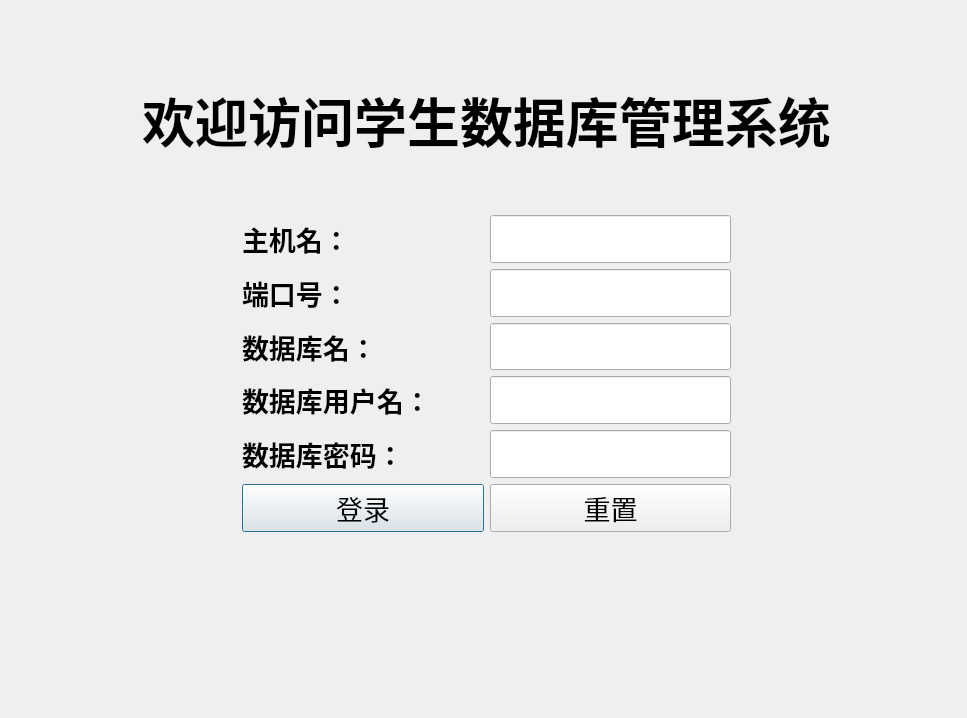
Hycdog/sdbm, file login.ui: the form before one commit.
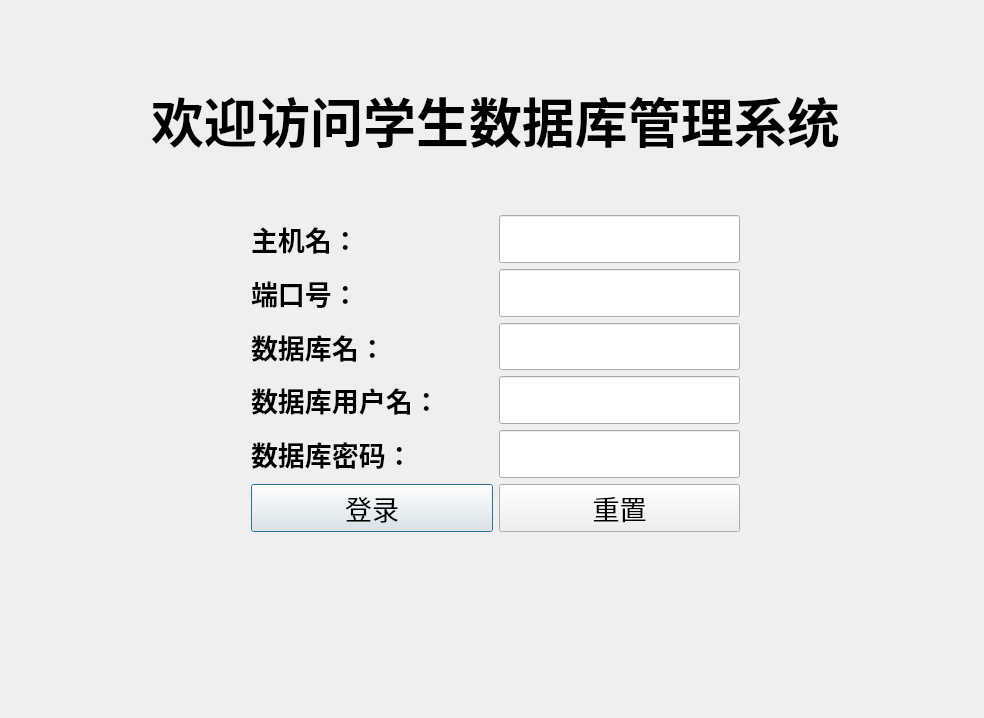
The form after the commit.

```diff
--- a/login.ui
+++ b/login.ui
@@ -6,7 +6,7 @@
    <rect>
     <x>0</x>
     <y>0</y>
-    <width>967</width>
+    <width>984</width>
     <height>718</height>
    </rect>
   </property>
```
